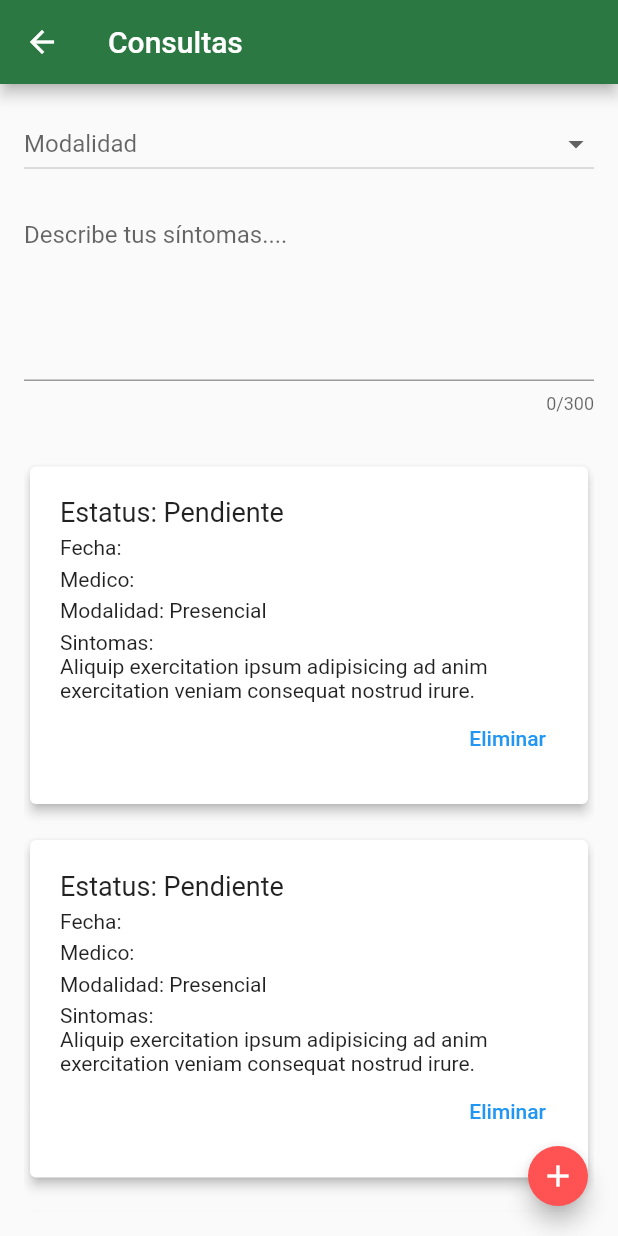
After one commit to FernandoAcTr/covid19_itc_app, a Flutter app: the ConsultasPage screen opened by its route, on a phone screen of 412 x 824 dp. The commit adds this screen. Run offline on Flutter 3.47's test engine with Material 2 defaults, Android fonts, the phone set to English and light mode, and no system bars.

Commit message:
consultas page

```diff
--- a/lib/main.dart
+++ b/lib/main.dart
@@ -1,4 +1,3 @@
-import 'package:covid19_itc/src/ui/pages/alerts/alerts_page.dart';
 import 'package:flutter/material.dart';
 import 'package:flutter/services.dart';
 import 'package:covid19_itc/src/ui/router.dart';
@@ -7,6 +6,8 @@ import 'package:covid19_itc/src/ui/pages/pruebas/tests_page.dart';
 import 'package:covid19_itc/src/ui/pages/encuestas/survey_page.dart';
 import 'package:covid19_itc/src/ui/pages/home/home_page.dart';
 import 'package:covid19_itc/src/ui/pages/login/login_page.dart';
+import 'package:covid19_itc/src/ui/pages/alerts/alerts_page.dart';
+import 'package:covid19_itc/src/ui/pages/consultas/constultas_page.dart';
 
 void main() => runApp(MyApp());
 
@@ -24,6 +25,7 @@ class MyApp extends StatelessWidget {
         Routes.listSurvey: (_) => SurveyPage(),
         Routes.testsPage: (_) => TestsPage(),
         Routes.alertsPage: (_) => AlertsPage(),
+        Routes.consultasPage: (_) => ConsultasPage(),
       },
     );
   }
--- /dev/null
+++ b/lib/src/ui/pages/consultas/constultas_page.dart
@@ -0,0 +1,50 @@
+import 'package:covid19_itc/src/ui/pages/consultas/widgets/consulta_card.dart';
+import 'package:covid19_itc/src/ui/pages/consultas/widgets/consulta_form.dart';
+import 'package:flutter/material.dart';
+
+class ConsultasPage extends StatelessWidget {
+  @override
+  Widget build(BuildContext context) {
+    return Scaffold(
+      appBar: AppBar(
+        title: Text('Consultas'),
+      ),
+      body: Padding(
+        padding: const EdgeInsets.all(16),
+        child: ListView(
+          children: [
+            ConsultaForm(),
+            SizedBox(height: 15),
+            ListConsultas(),
+          ],
+        ),
+      ),
+      floatingActionButton: _FloatingButton(),
+    );
+  }
+}
+
+class _FloatingButton extends StatelessWidget {
+  @override
+  Widget build(BuildContext context) {
+    return FloatingActionButton(
+      onPressed: () {},
+      mini: true,
+      child: Icon(Icons.add),
+      backgroundColor: Theme.of(context).accentColor,
+    );
+  }
+}
+
+class ListConsultas extends StatelessWidget {
+  @override
+  Widget build(BuildContext context) {
+    return Column(
+      children: [
+        ConsultaCard(),
+        ConsultaCard(),
+        ConsultaCard(),
+      ],
+    );
+  }
+}
--- /dev/null
+++ b/lib/src/ui/pages/consultas/widgets/consulta_card.dart
@@ -0,0 +1,39 @@
+import 'package:flutter/material.dart';
+
+class ConsultaCard extends StatelessWidget {
+  @override
+  Widget build(BuildContext context) {
+    return Container(
+      margin: EdgeInsets.only(top: 16),
+      width: double.infinity,
+      child: Card(
+        elevation: 3,
+        child: Padding(
+          padding: const EdgeInsets.all(20),
+          child: Column(
+            crossAxisAlignment: CrossAxisAlignment.start,
+            children: [
+              Text('Estatus: Pendiente', style: TextStyle(fontSize: 18)),
+              SizedBox(height: 5),
+              Text('Fecha: '),
+              SizedBox(height: 5),
+              Text('Medico: '),
+              SizedBox(height: 5),
+              Text('Modalidad: Presencial'),
+              SizedBox(height: 5),
+              Text('Sintomas:'),
+              Text('Aliquip exercitation ipsum adipisicing ad anim exercitation veniam consequat nostrud irure.'),
+              Container(
+                alignment: Alignment.bottomRight,
+                child: TextButton(
+                  child: Text('Eliminar'),
+                  onPressed: () {},
+                ),
+              )
+            ],
+          ),
+        ),
+      ),
+    );
+  }
+}
--- /dev/null
+++ b/lib/src/ui/pages/consultas/widgets/consulta_form.dart
@@ -0,0 +1,39 @@
+import 'package:flutter/material.dart';
+
+class ConsultaForm extends StatelessWidget {
+  @override
+  Widget build(BuildContext context) {
+    return Form(
+      child: Column(
+        crossAxisAlignment: CrossAxisAlignment.start,
+        children: [
+          DropdownButton<String>(
+            value: null,
+            hint: Text('Modalidad'),
+            items: [
+              DropdownMenuItem(
+                child: Text('Virtual'),
+                value: 'virtual',
+              ),
+              DropdownMenuItem(
+                child: Text('Presencial'),
+                value: 'presencial',
+              ),
+            ],
+            isExpanded: true,
+            onChanged: (value) {},
+          ),
+          SizedBox(height: 15),
+          TextFormField(
+            maxLines: 5,
+            keyboardType: TextInputType.multiline,
+            decoration: InputDecoration(
+              hintText: 'Describe tus síntomas....',
+              counterText: '0/300',
+            ),
+          ),
+        ],
+      ),
+    );
+  }
+}
--- a/lib/src/ui/pages/home/widgets/card_table.dart
+++ b/lib/src/ui/pages/home/widgets/card_table.dart
@@ -29,7 +29,12 @@ class CardTable extends StatelessWidget {
             color: Colors.green,
             onTap: () => Navigator.pushNamed(context, Routes.testsPage),
           ),
-          _CardButton(icon: Icons.medical_services, text: 'Consultas', color: Colors.orange),
+          _CardButton(
+            icon: Icons.medical_services,
+            text: 'Consultas',
+            color: Colors.orange,
+            onTap: () => Navigator.pushNamed(context, Routes.consultasPage),
+          ),
         ]),
       ]),
     );
--- a/lib/src/ui/router.dart
+++ b/lib/src/ui/router.dart
@@ -4,4 +4,5 @@ class Routes {
   static final listSurvey = 'list_survey';
   static final testsPage = 'tests_page';
   static final alertsPage = 'alerts_page';
+  static final consultasPage = 'consultas_page';
 }
```
